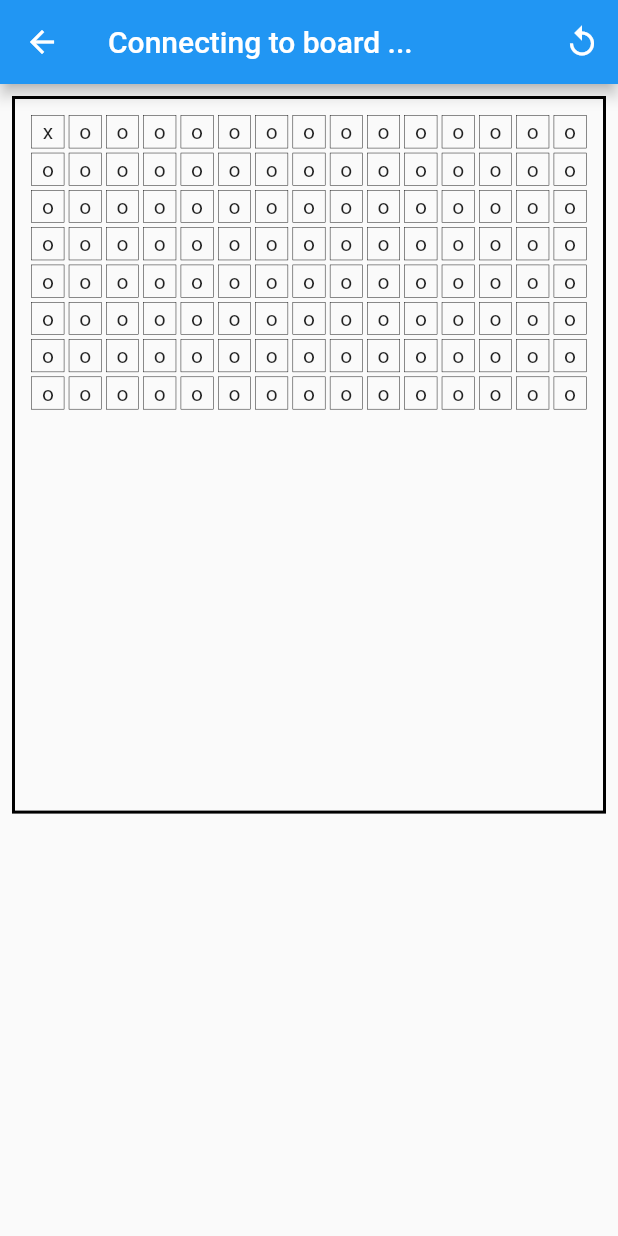
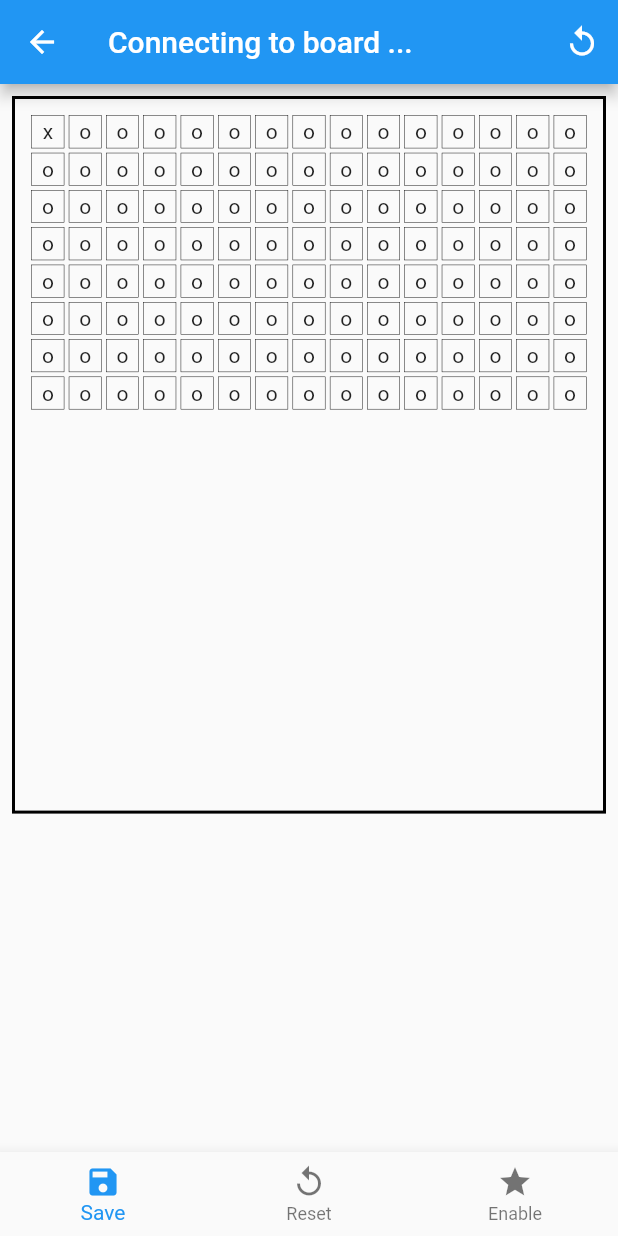
Before and after one commit to mirupal/boulder_lights_app, a Flutter app: the EdBoardPage screen opened directly, after a tap on an icon or button, on a phone screen of 412 x 824 dp. Run offline on Flutter 3.47's test engine with Material 2 defaults, Android fonts, the phone set to English and light mode, and no system bars; our stand-ins replace flutter_bluetooth_serial; statements that could not run were skipped.

Commit message:
WIP: List and select routes (save attempt)

```diff
--- a/lib/EdBoardPage.dart
+++ b/lib/EdBoardPage.dart
@@ -1,7 +1,12 @@
+import 'dart:io';
 import 'dart:convert';
+import 'package:path_provider/path_provider.dart';
 import 'dart:typed_data';
 import 'package:flutter/material.dart';
 import 'package:flutter_bluetooth_serial/flutter_bluetooth_serial.dart';
+import 'package:boulder_lights_app/model/route.dart';
+
+import 'model/route.dart';
 
 class EdBoardPage extends StatefulWidget {
   final BluetoothDevice server;
@@ -17,6 +22,7 @@ class _EdBoardPage extends State<EdBoardPage> {
   bool isConnecting = true;
   bool get isConnected => connection != null && connection.isConnected;
 
+  var _currentIndex = 1;
   bool isDisconnecting = false;
   List<List<bool>> gridState = [
     [
@@ -221,10 +227,27 @@ class _EdBoardPage extends State<EdBoardPage> {
           )
         ],
       ),
-        body: _buildGameBody());
+      body: _buildBoard(),
+      bottomNavigationBar: BottomNavigationBar(
+        onTap: (onTabTapped), // new
+        currentIndex: _currentIndex, // new
+        items: [
+          new BottomNavigationBarItem(
+            icon: Icon(Icons.save),
+            label: 'Save',
+          ),
+          new BottomNavigationBarItem(
+            icon: Icon(Icons.replay),
+            label: 'Reset',
+          ),
+          new BottomNavigationBarItem(
+              icon: Icon(Icons.star), label: 'Enable')
+        ],
+      ),
+    );
   }
 
-  Widget _buildGameBody() {
+  Widget _buildBoard() {
     int gridStateLength = gridState.length;
 
     int gridWidth = gridState[0].length;
@@ -276,7 +299,7 @@ class _EdBoardPage extends State<EdBoardPage> {
                 (element) => element['x'] == x && element['y'] == y);
           }
           print(holds.toString());
-          _sendMessage(json.encode(holds));
+
           this.setState(() {});
         },
         child: GridTile(
@@ -338,4 +361,73 @@ class _EdBoardPage extends State<EdBoardPage> {
       }
     }
   }
+
+  void onTabTapped(int index) {
+    setState(() {
+      _currentIndex = index;
+    });
+
+    print ('tapped index ' + index.toString());
+    if (index == 0) { // save
+      _saveCurrentRoute();
     }
+
+    if (index == 1) { // reset
+
+    }
+
+    if (index == 2) { // send to board
+      _sendMessage(json.encode(holds));
+    }
+
+  }
+
+  void _saveCurrentRoute() async {
+      var data;
+      List<BoardRoute> routes = [];
+      final directory = await getApplicationDocumentsDirectory();
+      final file= File('${directory.path}/routes.json');
+      if (false || !file.existsSync()) {
+        file.createSync();
+      }
+
+      // load route db
+      String routesJson = await file.readAsString();
+      try {
+        data = jsonDecode(routesJson);
+        for (Map i in data) {
+          routes.add(BoardRoute.fromJson(i));
+        }
+
+        // current holds config to json
+        var holdsJson = json.encode(holds);
+
+        // new rout init
+        BoardRoute newRoute = BoardRoute(creator: 'Test',
+          createdAt: DateTime.now(), difficulty: '7a', title: 'ToMuchHang', config: holdsJson);
+
+        // add new route
+        routes.add(newRoute);
+
+        // save routes
+
+      } catch (e) {
+        print('invalid json ' + e.toString());
+      }
+
+
+      final text =
+          '[{"id": "add-uu-id-here","createdAt": "2020-01-01","title": "Route1","config": "xy coords object here","creator": "Eduard","difficulty": "5a"}, {"id": "add-uu-id-here","createdAt": "2020-01-01", "title": "Route 66","config": "xy coords object here","creator": "Eduard","difficulty": "5a"}]';
+
+      var tmpData = [];
+      for (BoardRoute r in routes) {
+        tmpData.add(r.toJson());
+      }
+      final routesEncodedJson = json.encode(tmpData);
+      print ("routes to save " + routesEncodedJson);
+      await file.writeAsString(routesEncodedJson);
+
+
+
+  }
+}
--- a/lib/model/route.dart
+++ b/lib/model/route.dart
@@ -1,19 +1,35 @@
 class BoardRoute {
   String title;
   String config;
-  DateTime date;
+  String creator;
+  String difficulty;
+  DateTime createdAt;
 
   // TODO Add Author
 
   BoardRoute({
     this.title,
     this.config,
-    // this.date,
+    this.creator,
+    this.difficulty,
+    this.createdAt,
   });
 
   // List<BoardRoute> get fields => [this];
   factory BoardRoute.fromJson(Map<String, dynamic> json) => BoardRoute(
     title: json["title"],
     config: json["config"],
+    // date: new DateTime(json["date"]),
+    creator: json["creator"],
+    difficulty: json["difficulty"],
+    createdAt: new DateTime.now(),
   );
+
+  Map<String, dynamic> toJson() => {
+    "title": this.title,
+    "config": this.config,
+    "creator": this.creator,
+    "difficulty": this.difficulty,
+    "createdAt": this.createdAt.toString(),
+  };
 }
```
Also changed, not shown: demo-routes.json (added, +15 -0 lines), lib/RouteSelectionPage.dart (+26 -52 lines). Lines whose indentation alone changed are shown as unchanged.
